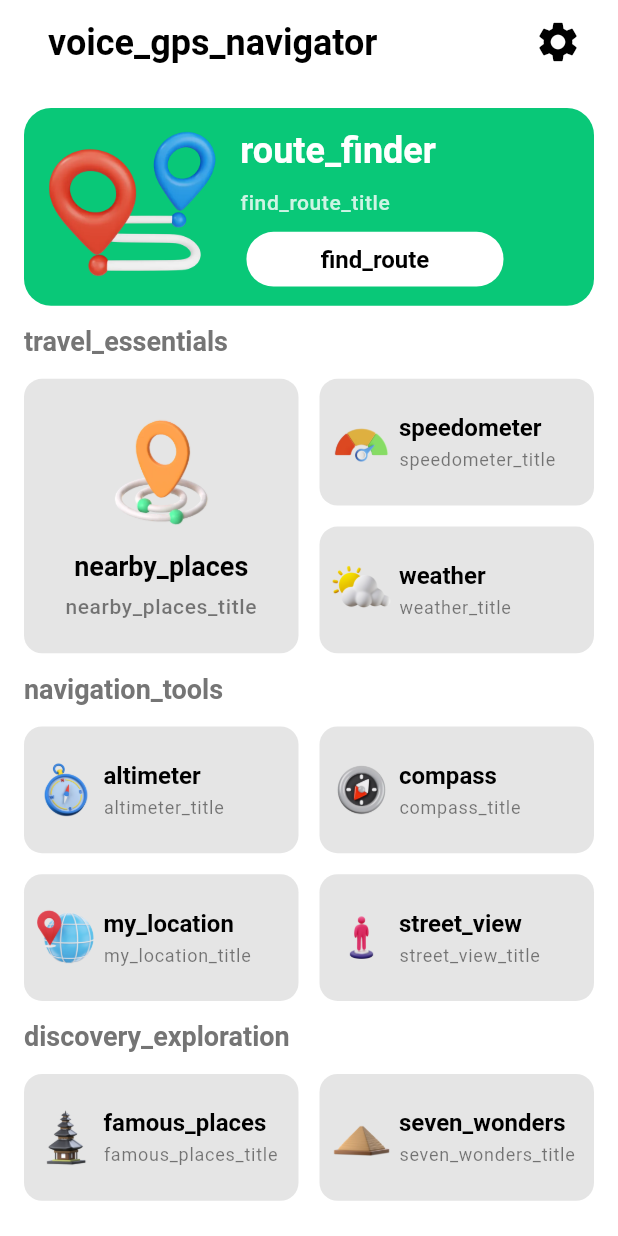
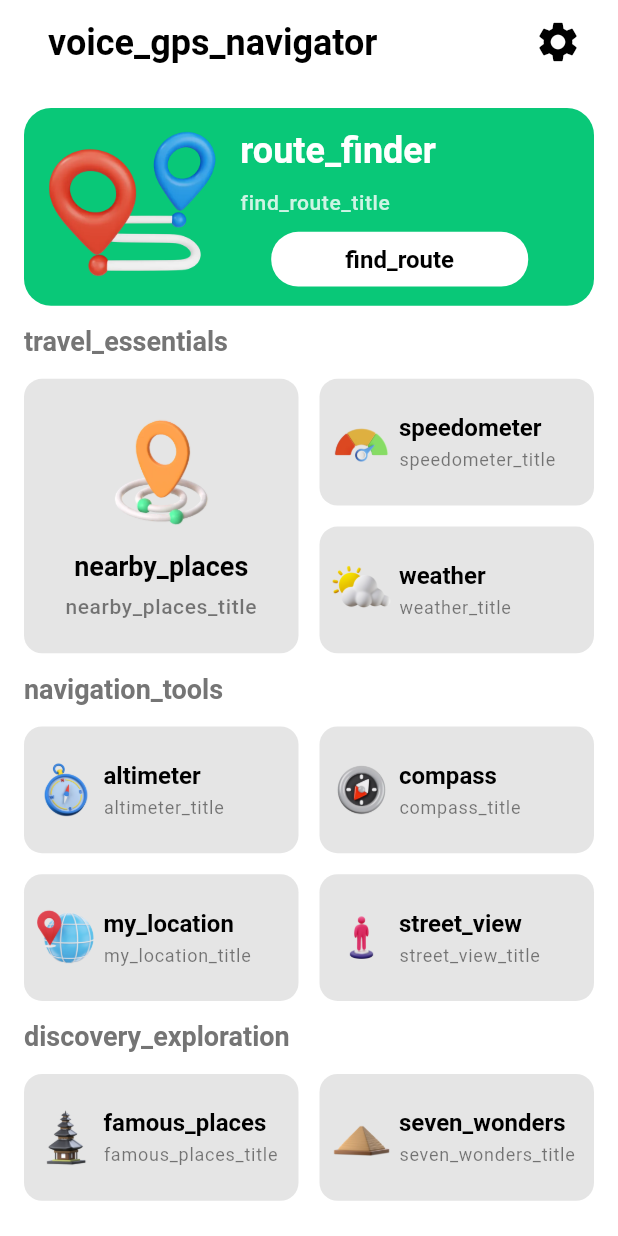
Before and after one commit to abdurrahman160903/voice_navigation, a Flutter app: the HomePage screen opened by its route, on a phone screen of 412 x 824 dp. Run offline on Flutter 3.47's test engine with Material 3 defaults, Android fonts, the light colour scheme and no system bars; our stand-ins replace get, smooth_page_indicator.

Commit message:
new update

```diff
--- a/lib/screens/home_page/widgets/route_finder_widget.dart
+++ b/lib/screens/home_page/widgets/route_finder_widget.dart
@@ -56,7 +56,7 @@ class RouteFinderWidget extends StatelessWidget {
                 SizedBox(height: DeviceUtils.screenHeight() * 0.012),
                 Container(
                   margin: EdgeInsets.symmetric(
-                      horizontal: DeviceUtils.screenWidth() * 0.01),
+                      horizontal: DeviceUtils.screenWidth() * 0.05),
                   padding: EdgeInsets.symmetric(
                       horizontal: DeviceUtils.screenWidth() * 0.12,
                       vertical: DeviceUtils.screenHeight() * 0.01),
```
